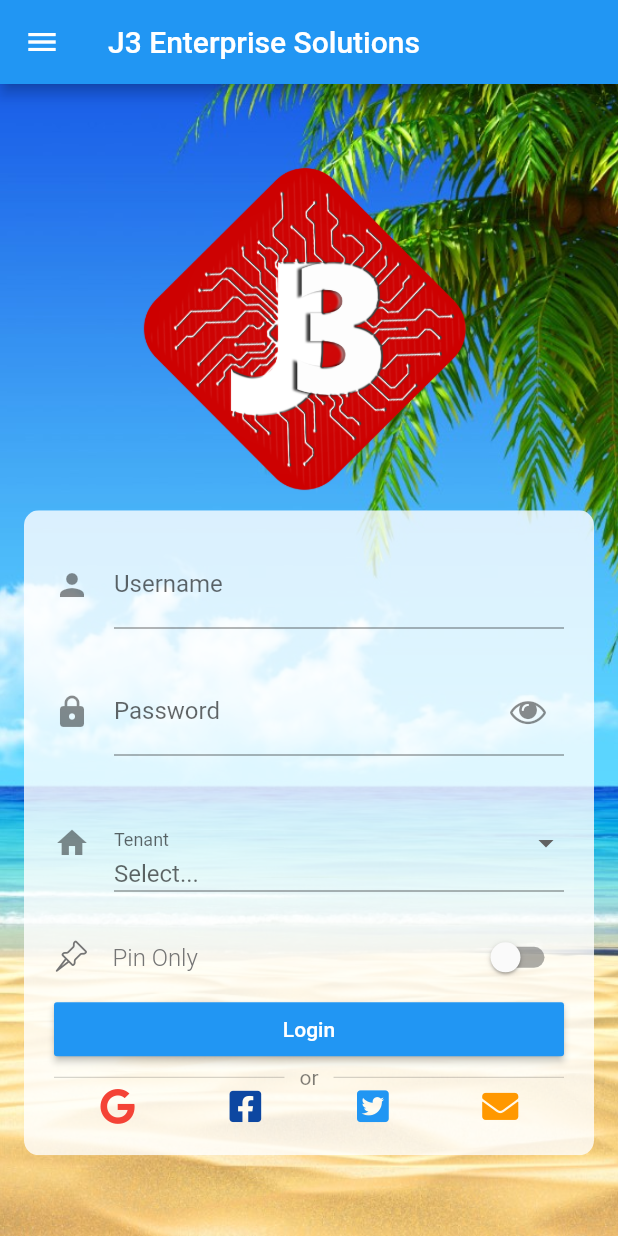
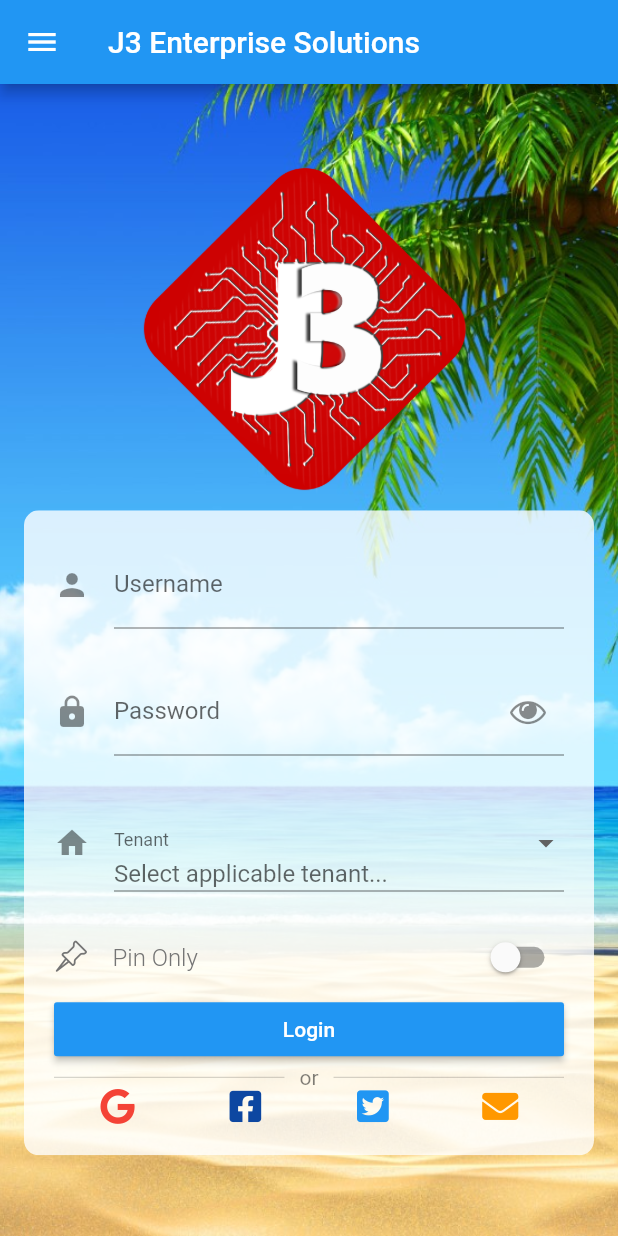
Before and after one commit to jesseframework/j3, a Flutter app: the screen it shows after launch, on a phone screen of 412 x 824 dp. Run offline on Flutter 3.47's test engine with Material 2 defaults, Android fonts, the phone set to English and light mode, and no system bars; our stand-ins replace shared_preferences, sqflite; accounts and stored records are empty.

```diff
--- a/lib/screens/login/login_screen.dart
+++ b/lib/screens/login/login_screen.dart
@@ -157,7 +157,8 @@
                                     ),
                                     Expanded(
                                       child: DropdownButtonFormField<String>(
-                                        hint: Text('Select...'),
+                                        hint:
+                                            Text('Select applicable tenant...'),
                                         decoration: InputDecoration(
                                           icon: Icon(Icons.home),
                                           alignLabelWithHint: false,
```
